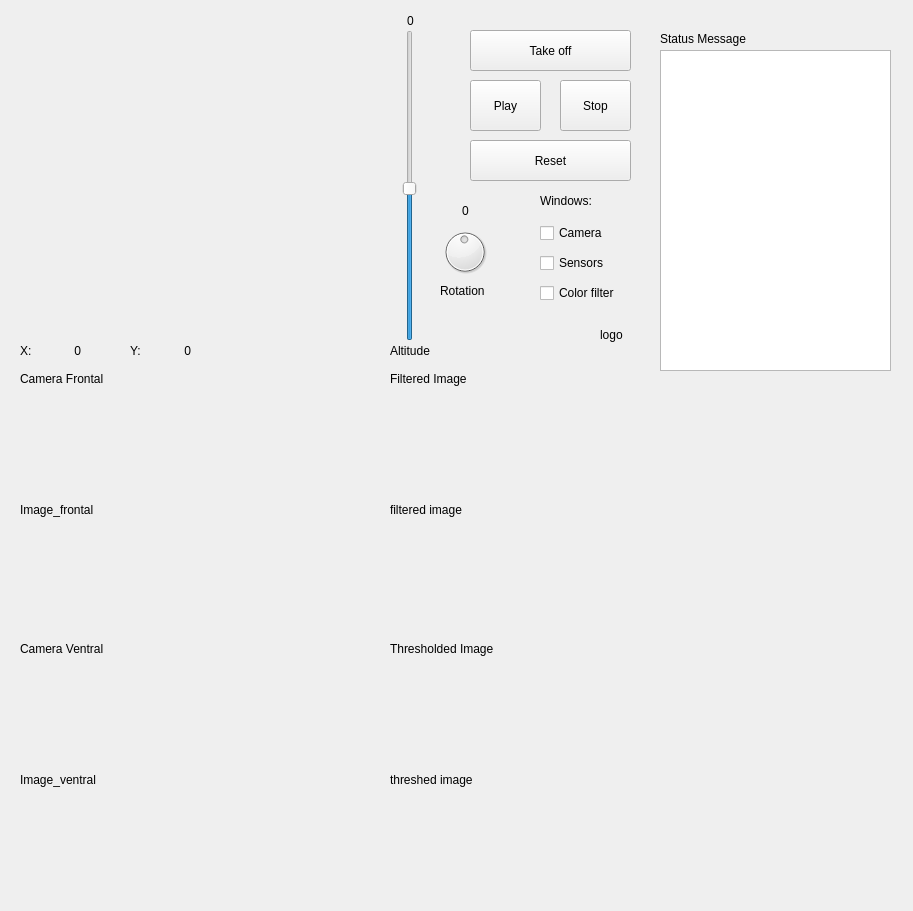
Above: catkin_ws/src/rqt_follow_road/resource/FollowRoad.ui from TheRoboticsClub/colab-gsoc2019-Nikhil_Khedekar before the change. Below: the same form after it.
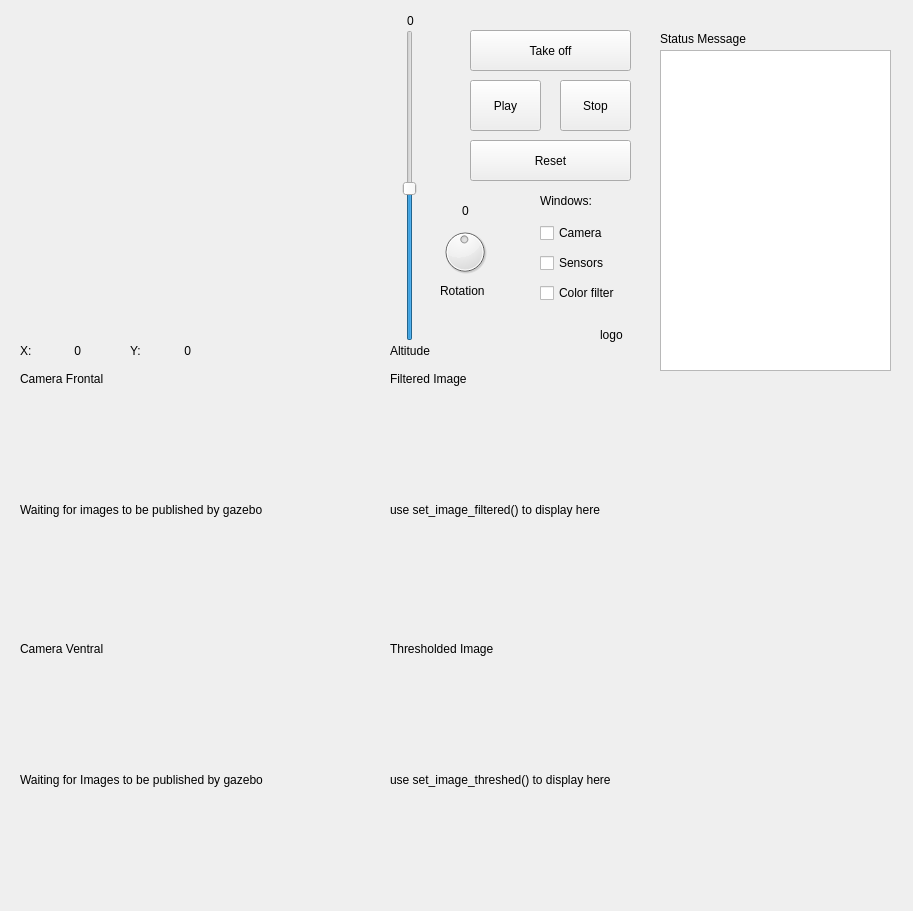
That is the form after the change. Icons and pictures are not drawn.

Commit message: added pose info

Patch:
```diff
--- a/catkin_ws/src/rqt_follow_road/resource/FollowRoad.ui
+++ b/catkin_ws/src/rqt_follow_road/resource/FollowRoad.ui
@@ -384,7 +384,7 @@
     </rect>
    </property>
    <property name="text">
-    <string>Image_frontal</string>
+    <string>Waiting for images to be published by gazebo</string>
    </property>
   </widget>
   <widget class="QLabel" name="img_ventral">
@@ -397,7 +397,7 @@
     </rect>
    </property>
    <property name="text">
-    <string>Image_ventral</string>
+    <string>Waiting for Images to be published by gazebo</string>
    </property>
   </widget>
   <widget class="QLabel" name="img_filtered">
@@ -410,7 +410,7 @@
     </rect>
    </property>
    <property name="text">
-    <string>filtered image</string>
+    <string>use set_image_filtered() to display here</string>
    </property>
   </widget>
   <widget class="QLabel" name="img_threshed">
@@ -423,7 +423,7 @@
     </rect>
    </property>
    <property name="text">
-    <string>threshed image</string>
+    <string>use set_image_threshed() to display here</string>
    </property>
   </widget>
   <widget class="QTextEdit" name="term_out">
```
The commit also changes 2 other files.
